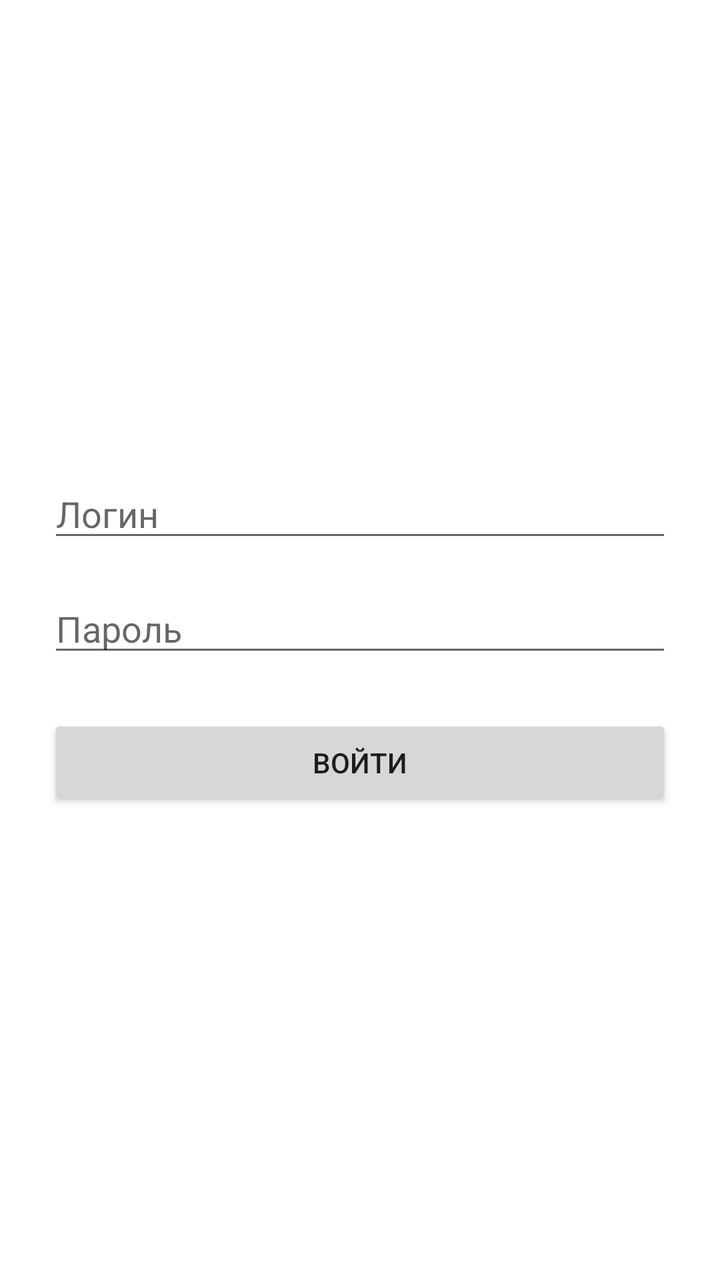
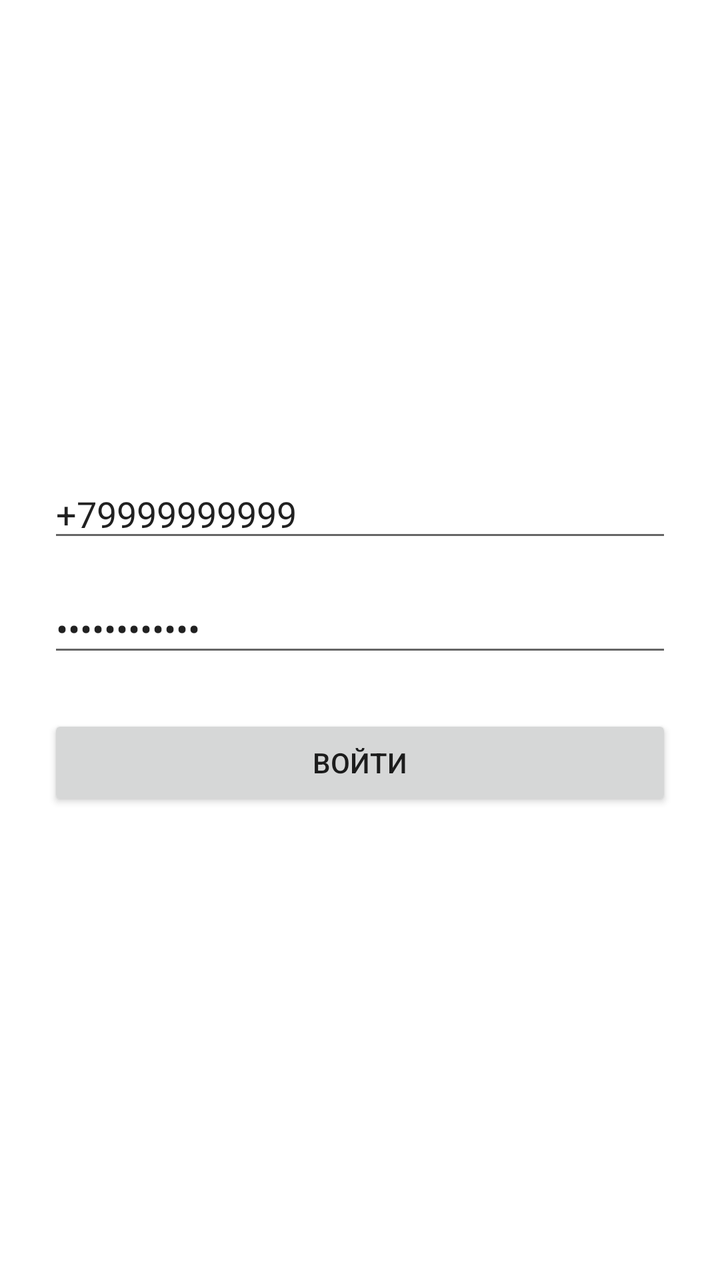

Compare the two renders of this Android layout. The source of the first and the diff that turns it into the second are given below.
<!-- AndroidManifest.xml: application theme Theme.SMSPush -->
<!-- res/layout/activity_login.xml -->
<?xml version="1.0" encoding="utf-8"?>
<LinearLayout xmlns:android="http://schemas.android.com/apk/res/android"
    android:layout_width="match_parent"
    android:layout_height="match_parent"
    android:gravity="center"
    android:orientation="vertical"
    android:padding="24dp">

    <EditText
        android:id="@+id/etLogin"
        android:layout_width="match_parent"
        android:layout_height="wrap_content"
        android:hint="Логин"
        android:inputType="text" />

    <EditText
        android:id="@+id/etPassword"
        android:layout_width="match_parent"
        android:layout_height="wrap_content"
        android:hint="Пароль"
        android:inputType="textPassword"
        android:layout_marginTop="16dp" />

    <Button
        android:id="@+id/btnLogin"
        android:layout_width="match_parent"
        android:layout_height="wrap_content"
        android:layout_marginTop="24dp"
        android:text="Войти" />

    <TextView
        android:id="@+id/tvError"
        android:layout_width="match_parent"
        android:layout_height="wrap_content"
        android:layout_marginTop="16dp"
        android:textColor="#FF0000"
        android:gravity="center"
        android:visibility="gone" />

    <ProgressBar
        android:id="@+id/progressBar"
        android:layout_width="wrap_content"
        android:layout_height="wrap_content"
        android:layout_marginTop="24dp"
        android:visibility="gone" />

</LinearLayout>
<!-- resources referenced by this layout -->
<resources>
  <style name="Theme.SMSPush" parent="Theme.MaterialComponents.DayNight.DarkActionBar">
          
          <item name="colorPrimary">@color/purple_500</item>
          <item name="colorPrimaryVariant">@color/purple_700</item>
          <item name="colorOnPrimary">@color/white</item>
          
          <item name="colorSecondary">@color/teal_200</item>
          <item name="colorSecondaryVariant">@color/teal_700</item>
          <item name="colorOnSecondary">@color/black</item>
          
          <item name="android:statusBarColor">?attr/colorPrimaryVariant</item>
          
      </style>
  <color name="purple_500">#FF6200EE</color>
  <color name="purple_700">#FF3700B3</color>
  <color name="white">#FFFFFFFF</color>
  <color name="teal_200">#FF03DAC5</color>
  <color name="teal_700">#FF018786</color>
  <color name="black">#FF000000</color>
</resources>

<!-- the commit's change to res/layout/activity_login.xml (unified diff, before → after) -->
@@ -11,6 +11,7 @@
         android:layout_width="match_parent"
         android:layout_height="wrap_content"
         android:hint="Логин"
+        android:text="+79999999999"
         android:inputType="text" />
 
     <EditText
@@ -19,6 +20,7 @@
         android:layout_height="wrap_content"
         android:hint="Пароль"
         android:inputType="textPassword"
+        android:text="fghvbn123rty"
         android:layout_marginTop="16dp" />
 
     <Button
